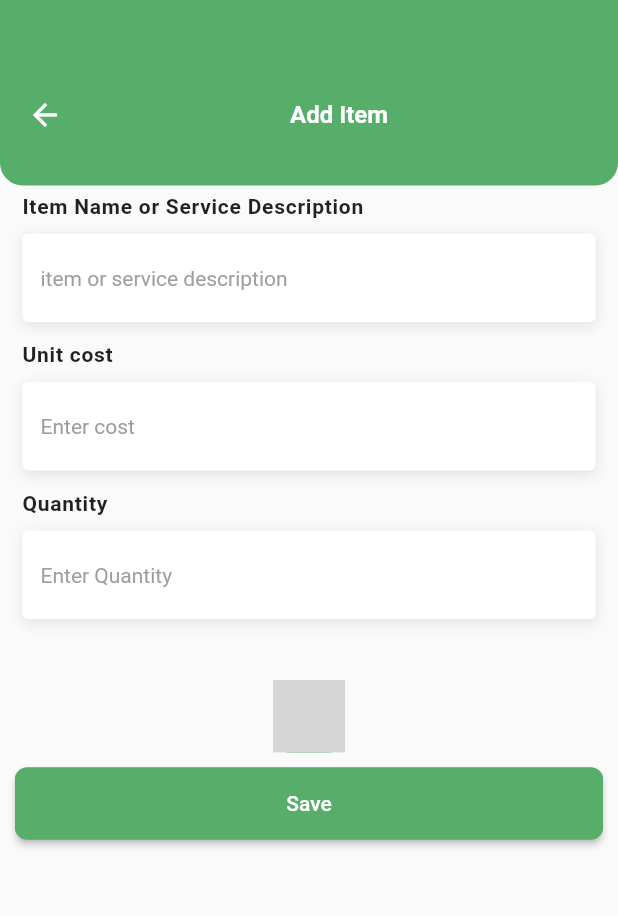
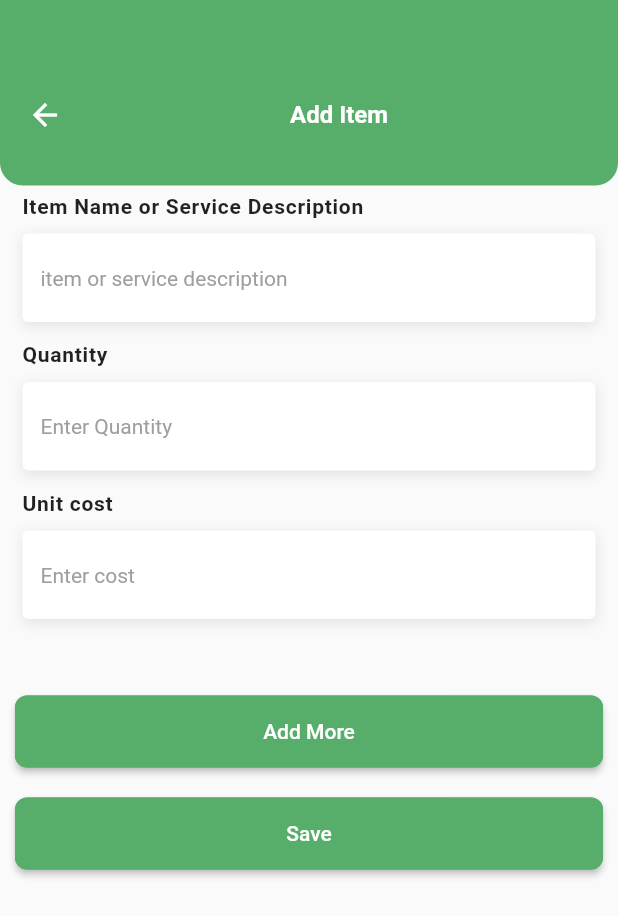
Before and after one commit to Qalb-E-Abbas/InvoiceAppUI, a Flutter app: the AddItemsScreen screen opened directly, on a phone screen of 412 x 824 dp. Shown: the top 916 px of the screen. Run offline on Flutter 3.47's test engine with Material 2 defaults, Android fonts, the phone set to English and light mode, and no system bars; drawn by our look-alikes of loading_overlay; our stand-ins replace another_flushbar, cached_network_image, cloud_firestore, device_info_plus, firebase_auth, firebase_core and 11 more; missing offline and left inert: booster, pdf_viewer_plugin; accounts and stored records are empty; Roboto replaces fonts that are missing (Poppins); grey boxes are pictures that could not be loaded.

Commit message:
Working on UI/Functionality Corrections

```diff
--- a/lib/Views/additems.dart
+++ b/lib/Views/additems.dart
@@ -9,7 +9,6 @@ import 'package:invoiceapp/common/custom_appBar.dart';
 import 'package:invoiceapp/common/dynamicFont.dart';
 import 'package:invoiceapp/common/vertical_height.dart';
 import 'package:invoiceapp/configurations/AppColors.dart';
-import 'package:invoiceapp/elements/app_button.dart';
 import 'package:invoiceapp/elements/loading_widget.dart';
 import 'package:invoiceapp/elements/navigation_dialog.dart';
 import 'package:invoiceapp/infratstrucutre/models/invoice_model.dart';
@@ -126,73 +125,6 @@ class _AddItemsScreenState extends State<AddItemsScreen> {
                                     const EdgeInsets.only(left: 10, right: 10),
                                 child: DynamicFontSize(
                                   fontSize: 14,
-                                  label: "Unit cost",
-                                  fontWeight: FontWeight.w700,
-                                ),
-                              ),
-                              VerticalHeight(
-                                height: 10,
-                              ),
-                              Padding(
-                                padding:
-                                    const EdgeInsets.symmetric(horizontal: 10),
-                                child: Container(
-                                  height: 60,
-                                  width: double.infinity,
-                                  //color: Colors.black,
-                                  decoration: BoxDecoration(
-                                    boxShadow: [
-                                      BoxShadow(
-                                        color: Colors.grey.shade300,
-                                        blurRadius: 7,
-                                        offset: const Offset(0, 2),
-                                      ),
-                                    ],
-                                  ),
-                                  child: TextFormField(
-                                    textAlign: TextAlign.start,
-                                    validator: (val) => val!.isEmpty
-                                        ? "Field Cannot be empty."
-                                        : null,
-                                    controller: sizePriceQuantityModel[i].cost,
-                                    inputFormatters: [
-                                      FilteringTextInputFormatter.allow(
-                                          RegExp("[0-9]")),
-                                    ],
-                                    keyboardType: TextInputType.number,
-                                    decoration: InputDecoration(
-                                      border: OutlineInputBorder(
-                                          borderSide: new BorderSide(
-                                              color: Colors.transparent)),
-                                      focusedBorder: OutlineInputBorder(
-                                          borderSide: new BorderSide(
-                                              color: Colors.transparent)),
-                                      enabledBorder: OutlineInputBorder(
-                                          borderSide: new BorderSide(
-                                              color: Colors.transparent)),
-                                      errorBorder: InputBorder.none,
-                                      disabledBorder: OutlineInputBorder(
-                                          borderSide: new BorderSide(
-                                              color: Colors.transparent)),
-                                      filled: true,
-                                      fillColor: Colors.white,
-                                      hintText: "Enter cost",
-                                      hintStyle: TextStyle(
-                                          fontSize: 14,
-                                          fontWeight: FontWeight.w400,
-                                          color: Colors.grey),
-                                    ),
-                                  ),
-                                ),
-                              ),
-                              VerticalHeight(
-                                height: 15,
-                              ),
-                              Padding(
-                                padding:
-                                    const EdgeInsets.only(left: 10, right: 10),
-                                child: DynamicFontSize(
-                                  fontSize: 14,
                                   label: "Quantity",
                                   fontWeight: FontWeight.w700,
                                 ),
@@ -254,18 +186,87 @@ class _AddItemsScreenState extends State<AddItemsScreen> {
                                 ),
                               ),
                               VerticalHeight(
+                                height: 15,
+                              ),
+                              Padding(
+                                padding:
+                                    const EdgeInsets.only(left: 10, right: 10),
+                                child: DynamicFontSize(
+                                  fontSize: 14,
+                                  label: "Unit cost",
+                                  fontWeight: FontWeight.w700,
+                                ),
+                              ),
+                              VerticalHeight(
+                                height: 10,
+                              ),
+                              Padding(
+                                padding:
+                                    const EdgeInsets.symmetric(horizontal: 10),
+                                child: Container(
+                                  height: 60,
+                                  width: double.infinity,
+                                  //color: Colors.black,
+                                  decoration: BoxDecoration(
+                                    boxShadow: [
+                                      BoxShadow(
+                                        color: Colors.grey.shade300,
+                                        blurRadius: 7,
+                                        offset: const Offset(0, 2),
+                                      ),
+                                    ],
+                                  ),
+                                  child: TextFormField(
+                                    textAlign: TextAlign.start,
+                                    validator: (val) => val!.isEmpty
+                                        ? "Field Cannot be empty."
+                                        : null,
+                                    controller: sizePriceQuantityModel[i].cost,
+                                    inputFormatters: [
+                                      FilteringTextInputFormatter.allow(
+                                          RegExp("[0-9]")),
+                                    ],
+                                    keyboardType: TextInputType.number,
+                                    decoration: InputDecoration(
+                                      border: OutlineInputBorder(
+                                          borderSide: new BorderSide(
+                                              color: Colors.transparent)),
+                                      focusedBorder: OutlineInputBorder(
+                                          borderSide: new BorderSide(
+                                              color: Colors.transparent)),
+                                      enabledBorder: OutlineInputBorder(
+                                          borderSide: new BorderSide(
+                                              color: Colors.transparent)),
+                                      errorBorder: InputBorder.none,
+                                      disabledBorder: OutlineInputBorder(
+                                          borderSide: new BorderSide(
+                                              color: Colors.transparent)),
+                                      filled: true,
+                                      fillColor: Colors.white,
+                                      hintText: "Enter cost",
+                                      hintStyle: TextStyle(
+                                          fontSize: 14,
+                                          fontWeight: FontWeight.w400,
+                                          color: Colors.grey),
+                                    ),
+                                  ),
+                                ),
+                              ),
+                              VerticalHeight(
                                 height: 40,
                               ),
                             ],
                           ),
                         );
                       }),
-                  Row(
-                    mainAxisAlignment: MainAxisAlignment.center,
-                    children: [
-                      AppButton(
+                  Padding(
+                    padding: const EdgeInsets.symmetric(horizontal: 10),
+                    child: Button(
                       text: "Add More",
-                        onTap: () {
+                      colors: AppColors.primaryColor,
+                      bordercolor: AppColors.primaryColor,
+                      textcolor: Colors.white,
+                      pressed: () {
                         listLength++;
                         sizePriceQuantityModel.add(AddItemLocal(
                             name: TextEditingController(),
@@ -274,7 +275,6 @@ class _AddItemsScreenState extends State<AddItemsScreen> {
                         setState(() {});
                       },
                     ),
-                    ],
                   ),
                   Padding(
                     padding: const EdgeInsets.symmetric(horizontal: 10),
```
Also changed, not shown: lib/Views/addtax.dart (+0 -22 lines), lib/Views/previewinVoice.dart (+104 -33 lines), lib/elements/All Invoices/all_invoices_markaspaid.dart (+9 -9 lines), lib/elements/previewInvoiceScreen_elements/description_element.dart (+16 -5 lines), pubspec.lock. Lines whose indentation alone changed are shown as unchanged.
